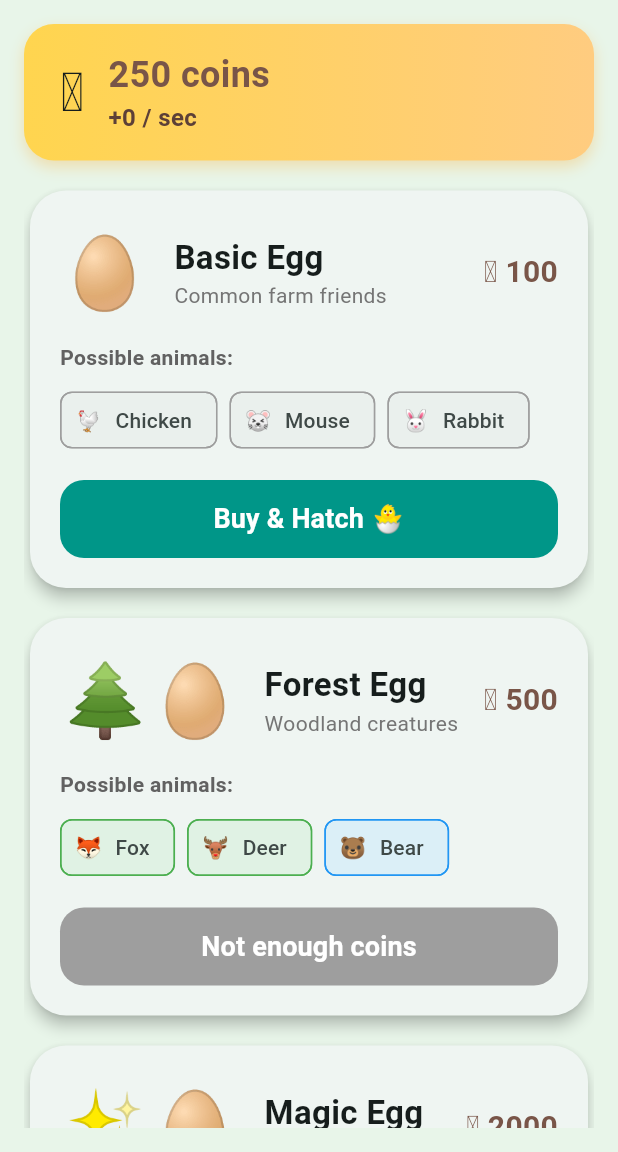
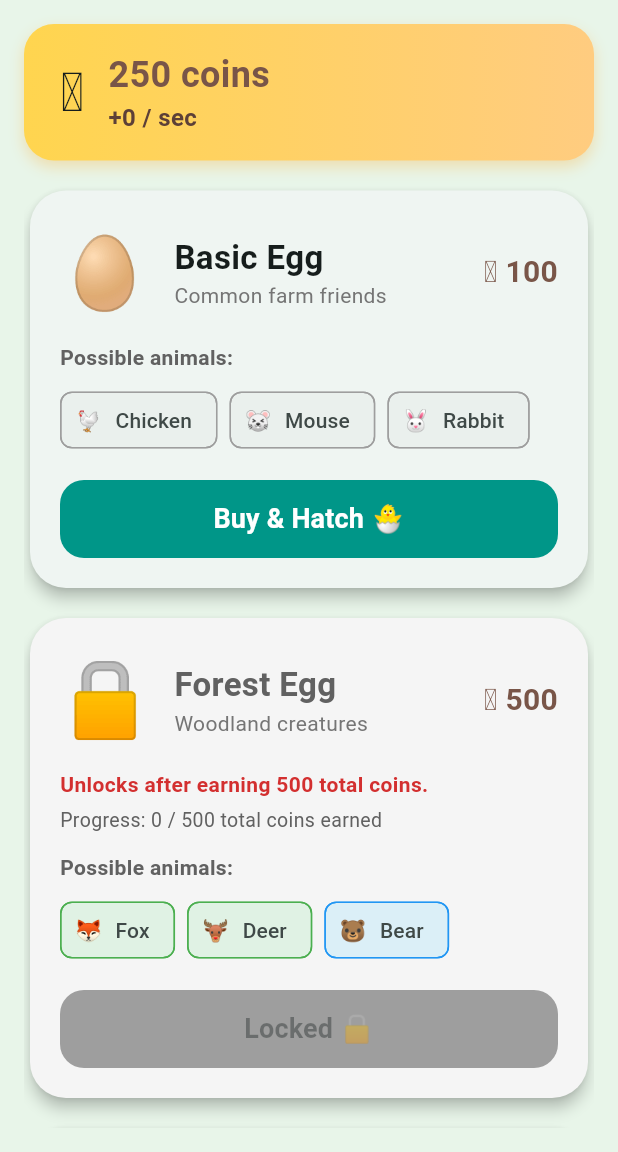
Before and after one commit to dezthegoat12345-beep/egg_hatchers, a Flutter app: the screen it shows after launch, after a tap on "🛒 Shop", on a phone screen of 412 x 824 dp, the part 84-1236 px from its top. Run offline on Flutter 3.47's test engine with Material 3 defaults, Android fonts, the phone set to English and light mode, and no system bars; our stand-ins replace shared_preferences.

Commit message:
Add egg unlock progression

```diff
--- a/lib/data/game_data.dart
+++ b/lib/data/game_data.dart
@@ -124,6 +124,7 @@ class GameData {
       possibleAnimalIds: ['fox', 'deer', 'bear'],
       emoji: '🌲🥚',
       description: 'Woodland creatures',
+      unlockLifetimeCoins: 500,
     ),
     Egg(
       id: 'magic',
@@ -132,6 +133,7 @@ class GameData {
       possibleAnimalIds: ['tiger', 'dragon', 'unicorn'],
       emoji: '✨🥚',
       description: 'Legendary wonders',
+      unlockLifetimeCoins: 5000,
     ),
   ];
 
@@ -169,6 +171,3 @@ class GameData {
     return mutations.first;
   }
 }
-
-/// Type alias helper to avoid importing owned_animal in game_data callers.
-typedef OwnedAnimalRef = String;
--- a/lib/models/egg.dart
+++ b/lib/models/egg.dart
@@ -7,6 +7,7 @@ class Egg {
     required this.possibleAnimalIds,
     required this.emoji,
     this.description = '',
+    this.unlockLifetimeCoins = 0,
   });
 
   final String id;
@@ -15,4 +16,15 @@ class Egg {
   final List<String> possibleAnimalIds;
   final String emoji;
   final String description;
+
+  /// Lifetime coins needed to unlock. 0 means always unlocked.
+  final int unlockLifetimeCoins;
+
+  bool isUnlocked(int lifetimeCoinsEarned) =>
+      unlockLifetimeCoins <= 0 || lifetimeCoinsEarned >= unlockLifetimeCoins;
+
+  String get unlockMessage {
+    if (unlockLifetimeCoins <= 0) return '';
+    return 'Unlocks after earning $unlockLifetimeCoins total coins.';
+  }
 }
--- a/lib/models/player_state.dart
+++ b/lib/models/player_state.dart
@@ -6,17 +6,20 @@ class PlayerState {
     required this.coins,
     required this.ownedAnimals,
     required this.lastSavedTime,
+    required this.lifetimeCoinsEarned,
   });
 
   final int coins;
   final List<OwnedAnimal> ownedAnimals;
   final DateTime lastSavedTime;
+  final int lifetimeCoinsEarned;
 
   static PlayerState initial() {
     return PlayerState(
       coins: 250,
       ownedAnimals: const [],
       lastSavedTime: DateTime.now(),
+      lifetimeCoinsEarned: 0,
     );
   }
 
@@ -24,11 +27,13 @@ class PlayerState {
     int? coins,
     List<OwnedAnimal>? ownedAnimals,
     DateTime? lastSavedTime,
+    int? lifetimeCoinsEarned,
   }) {
     return PlayerState(
       coins: coins ?? this.coins,
       ownedAnimals: ownedAnimals ?? this.ownedAnimals,
       lastSavedTime: lastSavedTime ?? this.lastSavedTime,
+      lifetimeCoinsEarned: lifetimeCoinsEarned ?? this.lifetimeCoinsEarned,
     );
   }
 
@@ -36,15 +41,19 @@ class PlayerState {
         'coins': coins,
         'ownedAnimals': ownedAnimals.map((a) => a.toJson()).toList(),
         'lastSavedTime': lastSavedTime.toIso8601String(),
+        'lifetimeCoinsEarned': lifetimeCoinsEarned,
       };
 
   factory PlayerState.fromJson(Map<String, dynamic> json) {
+    final coins = json['coins'] as int;
     return PlayerState(
-      coins: json['coins'] as int,
+      coins: coins,
       ownedAnimals: (json['ownedAnimals'] as List<dynamic>)
           .map((item) => OwnedAnimal.fromJson(item as Map<String, dynamic>))
           .toList(),
       lastSavedTime: DateTime.parse(json['lastSavedTime'] as String),
+      // Older saves may not have lifetime coins — use current coins as estimate.
+      lifetimeCoinsEarned: json['lifetimeCoinsEarned'] as int? ?? coins,
     );
   }
 }
--- a/lib/screens/hatchery_screen.dart
+++ b/lib/screens/hatchery_screen.dart
@@ -93,6 +93,7 @@ class _HatcheryScreenState extends State<HatcheryScreen> {
                       CoinHeader(
                         coins: game.coins,
                         coinsPerSecond: game.coinsPerSecond,
+                        lifetimeCoinsEarned: game.lifetimeCoinsEarned,
                         onCoinTap: _onCoinTap,
                       ),
                       const SizedBox(height: 16),
--- a/lib/services/game_service.dart
+++ b/lib/services/game_service.dart
@@ -63,6 +63,7 @@ class GameService extends ChangeNotifier {
   }
 
   int get coins => _state.coins;
+  int get lifetimeCoinsEarned => _state.lifetimeCoinsEarned;
   List<OwnedAnimal> get ownedAnimals => List.unmodifiable(_state.ownedAnimals);
 
   List<OwnedAnimal> get normalAnimals =>
@@ -99,10 +100,7 @@ class GameService extends ChangeNotifier {
 
     final earned = (coinsPerSecond * elapsed.inSeconds).floor();
     if (earned > 0) {
-      _state = _state.copyWith(
-        coins: _state.coins + earned,
-        lastSavedTime: now,
-      );
+      _addEarnedCoins(earned, lastSavedTime: now);
     }
   }
 
@@ -117,12 +115,19 @@ class GameService extends ChangeNotifier {
     final income = coinsPerSecond;
     if (income <= 0) return;
 
-    _state = _state.copyWith(
-      coins: _state.coins + income,
-      lastSavedTime: DateTime.now(),
-    );
+    _addEarnedCoins(income);
     notifyListeners();
     _saveQuietly();
+  }
+
+  /// Adds coins from animal income and tracks lifetime earnings.
+  void _addEarnedCoins(int amount, {DateTime? lastSavedTime}) {
+    if (amount <= 0) return;
+    _state = _state.copyWith(
+      coins: _state.coins + amount,
+      lifetimeCoinsEarned: _state.lifetimeCoinsEarned + amount,
+      lastSavedTime: lastSavedTime ?? DateTime.now(),
+    );
   }
 
   Future<void> _saveQuietly() async {
@@ -134,10 +139,15 @@ class GameService extends ChangeNotifier {
     await _saveService.save(_state);
   }
 
+  bool isEggUnlocked(Egg egg) =>
+      egg.isUnlocked(_state.lifetimeCoinsEarned);
+
   bool canAfford(Egg egg) => _state.coins >= egg.cost;
 
+  bool canBuyEgg(Egg egg) => isEggUnlocked(egg) && canAfford(egg);
+
   bool buyEgg(Egg egg) {
-    if (!canAfford(egg)) return false;
+    if (!canBuyEgg(egg)) return false;
 
     _state = _state.copyWith(coins: _state.coins - egg.cost);
     notifyListeners();
@@ -157,6 +167,22 @@ class GameService extends ChangeNotifier {
 
   void resetCoins() {
     setCoins(GameData.startingPlayerState().coins);
+  }
+
+  void setLifetimeCoinsEarned(int amount) {
+    _state = _state.copyWith(
+      lifetimeCoinsEarned: amount < 0 ? 0 : amount,
+    );
+    notifyListeners();
+    save();
+  }
+
+  void addLifetimeCoinsEarned(int amount) {
+    setLifetimeCoinsEarned(_state.lifetimeCoinsEarned + amount);
+  }
+
+  void resetLifetimeCoinsEarned() {
+    setLifetimeCoinsEarned(0);
   }
 
   void setForcedNextHatch(String animalId, String mutationId) {
--- /dev/null
+++ b/lib/utils/format_utils.dart
@@ -0,0 +1,12 @@
+/// Simple number formatting for UI display.
+String formatCoins(int amount) {
+  final text = amount.toString();
+  final buffer = StringBuffer();
+  for (var i = 0; i < text.length; i++) {
+    if (i > 0 && (text.length - i) % 3 == 0) {
+      buffer.write(',');
+    }
+    buffer.write(text[i]);
+  }
+  return buffer.toString();
+}
--- a/lib/widgets/coin_header.dart
+++ b/lib/widgets/coin_header.dart
@@ -1,4 +1,6 @@
 import 'package:flutter/material.dart';
+
+import '../utils/format_utils.dart';
 
 /// Shows the player's coin balance and income rate at the top of a screen.
 class CoinHeader extends StatelessWidget {
@@ -6,11 +8,13 @@ class CoinHeader extends StatelessWidget {
     super.key,
     required this.coins,
     required this.coinsPerSecond,
+    this.lifetimeCoinsEarned,
     this.onCoinTap,
   });
 
   final int coins;
   final int coinsPerSecond;
+  final int? lifetimeCoinsEarned;
   final VoidCallback? onCoinTap;
 
   @override
@@ -65,6 +69,17 @@ class CoinHeader extends StatelessWidget {
                     fontWeight: FontWeight.w600,
                   ),
                 ),
+                if (lifetimeCoinsEarned != null) ...[
+                  const SizedBox(height: 4),
+                  Text(
+                    'Lifetime Coins Earned: ${formatCoins(lifetimeCoinsEarned!)}',
+                    style: TextStyle(
+                      fontSize: 13,
+                      color: Colors.brown.shade600,
+                      fontWeight: FontWeight.w500,
+                    ),
+                  ),
+                ],
               ],
             ),
           ),
--- a/lib/widgets/egg_card.dart
+++ b/lib/widgets/egg_card.dart
@@ -3,18 +3,23 @@ import 'package:flutter/material.dart';
 import '../data/game_data.dart';
 import '../models/animal.dart';
 import '../models/egg.dart';
+import '../utils/format_utils.dart';
 
 /// A shop card for buying an egg.
 class EggCard extends StatelessWidget {
   const EggCard({
     super.key,
     required this.egg,
+    required this.isUnlocked,
     required this.canAfford,
+    required this.lifetimeCoinsEarned,
     required this.onBuy,
   });
 
   final Egg egg;
+  final bool isUnlocked;
   final bool canAfford;
+  final int lifetimeCoinsEarned;
   final VoidCallback onBuy;
 
   @override
@@ -26,6 +31,7 @@ class EggCard extends StatelessWidget {
 
     return Card(
       elevation: 4,
+      color: isUnlocked ? null : Colors.grey.shade100,
       shape: RoundedRectangleBorder(borderRadius: BorderRadius.circular(24)),
       child: Padding(
         padding: const EdgeInsets.all(20),
@@ -34,7 +40,13 @@ class EggCard extends StatelessWidget {
           children: [
             Row(
               children: [
-                Text(egg.emoji, style: const TextStyle(fontSize: 48)),
+                Text(
+                  isUnlocked ? egg.emoji : '🔒',
+                  style: TextStyle(
+                    fontSize: 48,
+                    color: isUnlocked ? null : Colors.grey,
+                  ),
+                ),
                 const SizedBox(width: 16),
                 Expanded(
                   child: Column(
@@ -42,9 +54,10 @@ class EggCard extends StatelessWidget {
                     children: [
                       Text(
                         egg.name,
-                        style: const TextStyle(
+                        style: TextStyle(
                           fontSize: 22,
                           fontWeight: FontWeight.bold,
+                          color: isUnlocked ? null : Colors.grey.shade700,
                         ),
                       ),
                       if (egg.description.isNotEmpty)
@@ -68,6 +81,25 @@ class EggCard extends StatelessWidget {
                 ),
               ],
             ),
+            if (!isUnlocked) ...[
+              const SizedBox(height: 12),
+              Text(
+                egg.unlockMessage,
+                style: TextStyle(
+                  fontSize: 14,
+                  fontWeight: FontWeight.w600,
+                  color: Colors.red.shade700,
+                ),
+              ),
+              const SizedBox(height: 4),
+              Text(
+                'Progress: ${formatCoins(lifetimeCoinsEarned)} / ${formatCoins(egg.unlockLifetimeCoins)} total coins earned',
+                style: TextStyle(
+                  fontSize: 13,
+                  color: Colors.grey.shade700,
+                ),
+              ),
+            ],
             const SizedBox(height: 12),
             Text(
               'Possible animals:',
@@ -96,15 +128,24 @@ class EggCard extends StatelessWidget {
               width: double.infinity,
               height: 52,
               child: FilledButton(
-                onPressed: onBuy,
+                onPressed: isUnlocked ? onBuy : null,
                 style: FilledButton.styleFrom(
-                  backgroundColor: canAfford ? Colors.teal : Colors.grey,
+                  backgroundColor: !isUnlocked
+                      ? Colors.grey.shade500
+                      : canAfford
+                          ? Colors.teal
+                          : Colors.grey,
+                  disabledBackgroundColor: Colors.grey.shade500,
                   shape: RoundedRectangleBorder(
                     borderRadius: BorderRadius.circular(16),
                   ),
                 ),
                 child: Text(
-                  canAfford ? 'Buy & Hatch 🐣' : 'Not enough coins',
+                  !isUnlocked
+                      ? 'Locked 🔒'
+                      : canAfford
+                          ? 'Buy & Hatch 🐣'
+                          : 'Not enough coins',
                   style: const TextStyle(
                     fontSize: 18,
                     fontWeight: FontWeight.bold,
```
Also changed, not shown: lib/screens/developer_screen.dart (+65 -0 lines), lib/screens/shop_screen.dart (+14 -0 lines), 1 other file.
